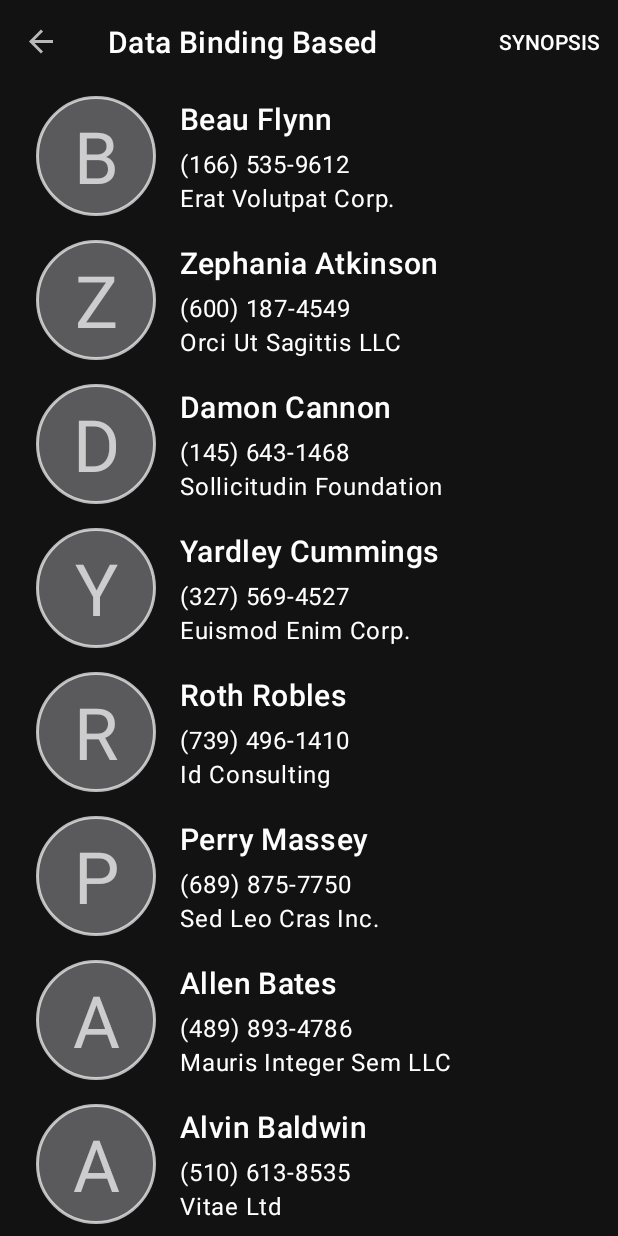
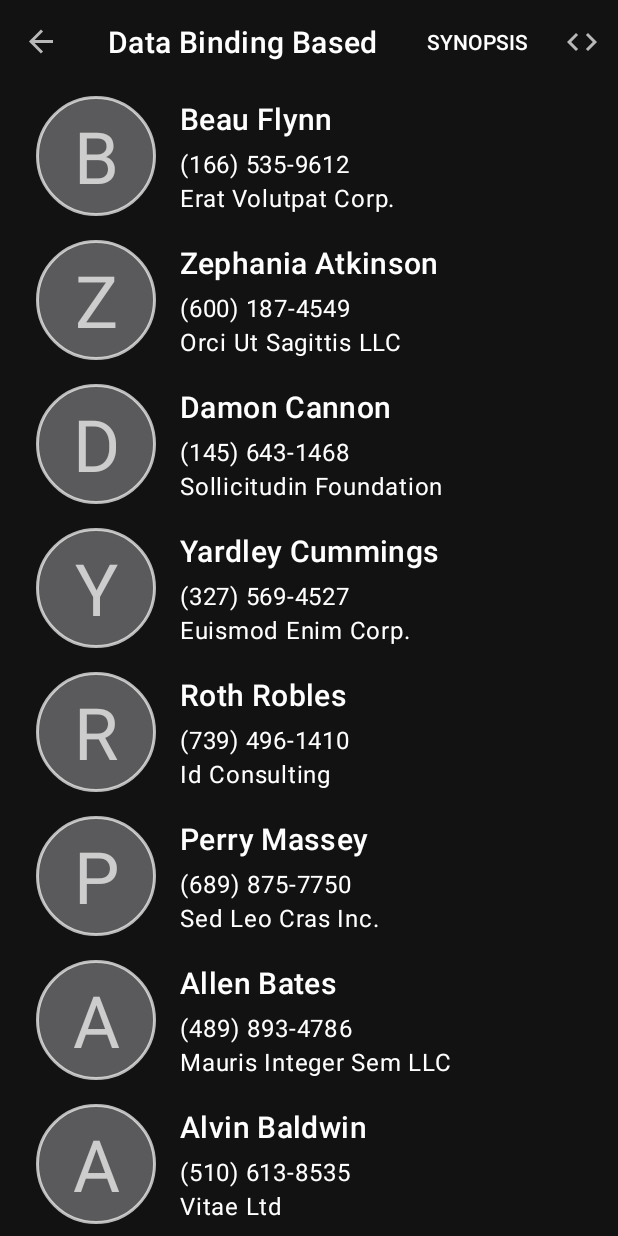
Before and after one commit to amardeshbd/android-recyclerview-onclick-listener, an Android app: the DataBindingAssistedFragment screen opened through its navigation route, on a phone screen of 412 x 824 dp. Run offline under Robolectric (Android 15) with nearby library versions, the phone set to English and light mode, and no system bars; our stand-ins replace Dagger/Hilt's generated code, Timber, data binding, navigation-ui; libraries missing offline, so code that uses them is left out: androidx.hilt.lifecycle; Roboto replaces fonts that are not available here.

Commit message:
[ADDED] Show code menu item for showing source code.

```diff
--- a/app/src/main/java/dev/hossain/android/research/samples/databinding/DataBindingAssistedFragment.kt
+++ b/app/src/main/java/dev/hossain/android/research/samples/databinding/DataBindingAssistedFragment.kt
@@ -6,13 +6,15 @@ import android.view.View
 import android.view.ViewGroup
 import androidx.navigation.fragment.findNavController
 import androidx.recyclerview.widget.LinearLayoutManager
+import com.google.android.material.snackbar.Snackbar
 import dev.hossain.android.research.data.SampleDataProvider
 import dev.hossain.android.research.databinding.ResearchDataBindingAssistedExampleFragmentBinding
 import dev.hossain.android.research.samples.ExperimentBaseFragment
 
 class DataBindingAssistedFragment : ExperimentBaseFragment() {
+    private lateinit var binding: ResearchDataBindingAssistedExampleFragmentBinding
     override fun onCreateView(inflater: LayoutInflater, container: ViewGroup?, savedInstanceState: Bundle?): View? {
-        val binding = ResearchDataBindingAssistedExampleFragmentBinding.inflate(inflater, container, false)
+        binding = ResearchDataBindingAssistedExampleFragmentBinding.inflate(inflater, container, false)
 
         binding.recyclerView.setHasFixedSize(true)
         binding.recyclerView.layoutManager = LinearLayoutManager(requireContext())
@@ -29,4 +31,10 @@ class DataBindingAssistedFragment : ExperimentBaseFragment() {
                 .actionDataBindingAssistedFragmentToShowSourceCodeFragment("synopsis_data_binding_listener.html")
         )
     }
+
+    override fun onShowCodeClicked() {
+        Snackbar.make(binding.root, "Text", Snackbar.LENGTH_INDEFINITE)
+            .setAction("OK", {})
+            .show()
+    }
 }
--- /dev/null
+++ b/app/src/main/res/drawable/ic_baseline_code.xml
@@ -0,0 +1,10 @@
+<vector xmlns:android="http://schemas.android.com/apk/res/android"
+    android:width="24dp"
+    android:height="24dp"
+    android:viewportWidth="24"
+    android:viewportHeight="24"
+    android:tint="?attr/colorControlNormal">
+  <path
+      android:fillColor="@android:color/white"
+      android:pathData="M9.4,16.6L4.8,12l4.6,-4.6L8,6l-6,6 6,6 1.4,-1.4zM14.6,16.6l4.6,-4.6 -4.6,-4.6L16,6l6,6 -6,6 -1.4,-1.4z"/>
+</vector>
--- a/app/src/main/res/menu/menu_common_synopsis.xml
+++ b/app/src/main/res/menu/menu_common_synopsis.xml
@@ -5,4 +5,9 @@
         android:id="@+id/menu_synopsis"
         android:title="@string/title_menu_summary_of_research"
         app:showAsAction="always" />
+    <item
+        android:id="@+id/menu_show_code"
+        android:icon="@drawable/ic_baseline_code"
+        android:title="@string/title_menu_view_source_code"
+        app:showAsAction="ifRoom" />
 </menu>
--- a/app/src/main/res/values/strings.xml
+++ b/app/src/main/res/values/strings.xml
@@ -9,4 +9,5 @@
 
     <!-- Menu Titles -->
     <string name="title_menu_summary_of_research">Synopsis</string>
+    <string name="title_menu_view_source_code">Code</string>
 </resources>
```
Also changed, not shown: app/src/main/java/dev/hossain/android/research/samples/ExperimentBaseFragment.kt (+10 -0 lines), app/src/main/res/drawable/ic_outline_featured_play_list.xml (added, +10 -0 lines), app/src/main/java/dev/hossain/android/research/common/IntentAction.kt (line endings or trailing spaces).
